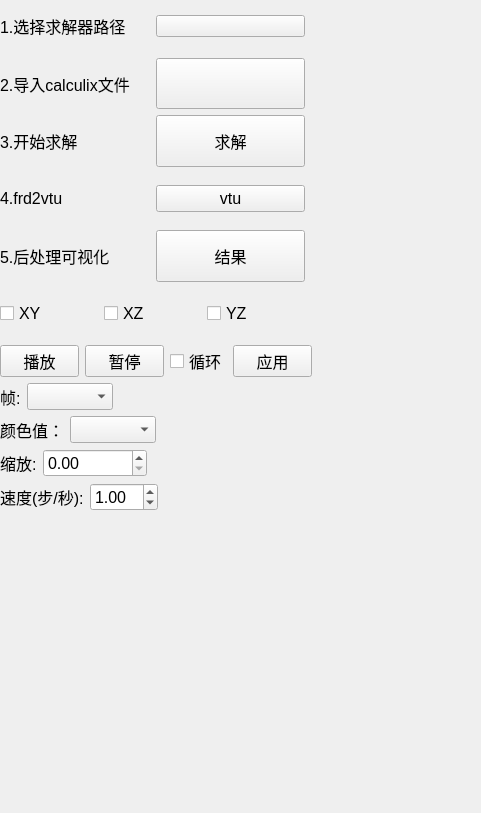
Old version of the form starter/FENGSim/FEM/CalculixDockWidget.ui in the repository ArvinShaffer/FENGSim.
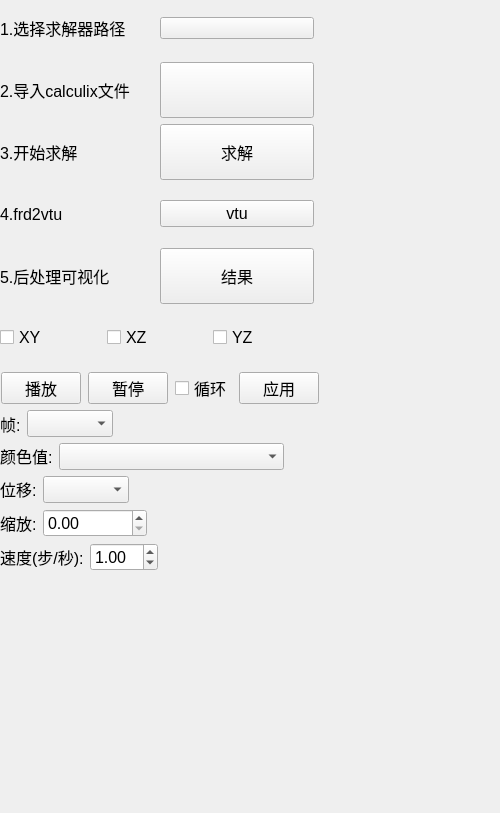
New version of the form. Icons and pictures are not drawn.

Commit message: feat: 位移向量和颜色变量选择

```diff
--- a/starter/FENGSim/FEM/CalculixDockWidget.ui
+++ b/starter/FENGSim/FEM/CalculixDockWidget.ui
@@ -6,7 +6,7 @@
    <rect>
     <x>0</x>
     <y>0</y>
-    <width>481</width>
+    <width>500</width>
     <height>813</height>
    </rect>
   </property>
@@ -24,11 +24,11 @@
     <rect>
      <x>0</x>
      <y>0</y>
-     <width>325</width>
-     <height>531</height>
+     <width>334</width>
+     <height>591</height>
     </rect>
    </property>
-   <layout class="QVBoxLayout" name="verticalLayout" stretch="0,0,0,0,0,0,0,0,0,0,0,0">
+   <layout class="QVBoxLayout" name="verticalLayout" stretch="0,0,0,0,0,0,0,0,0,0,0,0,0">
     <property name="sizeConstraint">
      <enum>QLayout::SetNoConstraint</enum>
     </property>
@@ -485,20 +485,29 @@
        </widget>
       </item>
       <item>
-       <widget class="QLabel" name="label_12">
-        <property name="text">
-         <string/>
+       <spacer name="horizontalSpacer_4">
+        <property name="orientation">
+         <enum>Qt::Horizontal</enum>
         </property>
-       </widget>
+        <property name="sizeHint" stdset="0">
+         <size>
+          <width>40</width>
+          <height>20</height>
+         </size>
+        </property>
+       </spacer>
       </item>
      </layout>
     </item>
     <item>
      <layout class="QHBoxLayout" name="horizontalLayout_8">
+      <property name="sizeConstraint">
+       <enum>QLayout::SetNoConstraint</enum>
+      </property>
       <item>
        <widget class="QLabel" name="label_9">
         <property name="sizePolicy">
-         <sizepolicy hsizetype="Fixed" vsizetype="Preferred">
+         <sizepolicy hsizetype="Fixed" vsizetype="Fixed">
           <horstretch>0</horstretch>
           <verstretch>0</verstretch>
          </sizepolicy>
@@ -509,32 +518,109 @@
          </font>
         </property>
         <property name="text">
-         <string>颜色值：</string>
+         <string>颜色值:</string>
         </property>
        </widget>
       </item>
       <item>
        <widget class="QComboBox" name="colorSelect">
+        <property name="enabled">
+         <bool>true</bool>
+        </property>
         <property name="sizePolicy">
-         <sizepolicy hsizetype="Fixed" vsizetype="Preferred">
+         <sizepolicy hsizetype="Expanding" vsizetype="Fixed">
           <horstretch>0</horstretch>
           <verstretch>0</verstretch>
          </sizepolicy>
         </property>
+        <property name="minimumSize">
+         <size>
+          <width>0</width>
+          <height>0</height>
+         </size>
+        </property>
         <property name="font">
          <font>
           <pointsize>12</pointsize>
          </font>
         </property>
+        <property name="sizeAdjustPolicy">
+         <enum>QComboBox::AdjustToContents</enum>
+        </property>
        </widget>
       </item>
       <item>
-       <widget class="QLabel" name="label_10">
+       <spacer name="horizontalSpacer_5">
+        <property name="orientation">
+         <enum>Qt::Horizontal</enum>
+        </property>
+        <property name="sizeType">
+         <enum>QSizePolicy::Fixed</enum>
+        </property>
+        <property name="sizeHint" stdset="0">
+         <size>
+          <width>50</width>
+          <height>20</height>
+         </size>
+        </property>
+       </spacer>
+      </item>
+     </layout>
+    </item>
+    <item>
+     <layout class="QHBoxLayout" name="horizontalLayout_12">
+      <item>
+       <widget class="QLabel" name="label_14">
+        <property name="sizePolicy">
+         <sizepolicy hsizetype="Fixed" vsizetype="Fixed">
+          <horstretch>0</horstretch>
+          <verstretch>0</verstretch>
+         </sizepolicy>
+        </property>
+        <property name="font">
+         <font>
+          <pointsize>12</pointsize>
+         </font>
+        </property>
         <property name="text">
-         <string/>
+         <string>位移:</string>
         </property>
        </widget>
       </item>
+      <item>
+       <widget class="QComboBox" name="vectors">
+        <property name="sizePolicy">
+         <sizepolicy hsizetype="Fixed" vsizetype="Fixed">
+          <horstretch>0</horstretch>
+          <verstretch>0</verstretch>
+         </sizepolicy>
+        </property>
+        <property name="sizeIncrement">
+         <size>
+          <width>50</width>
+          <height>0</height>
+         </size>
+        </property>
+        <property name="font">
+         <font>
+          <pointsize>12</pointsize>
+         </font>
+        </property>
+       </widget>
+      </item>
+      <item>
+       <spacer name="horizontalSpacer_6">
+        <property name="orientation">
+         <enum>Qt::Horizontal</enum>
+        </property>
+        <property name="sizeHint" stdset="0">
+         <size>
+          <width>40</width>
+          <height>20</height>
+         </size>
+        </property>
+       </spacer>
+      </item>
      </layout>
     </item>
     <item>
```
The commit also changes 6 other files.
